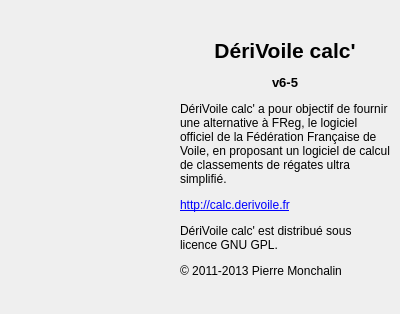
Old version of the form src/FenPropos.ui in the repository piero-la-lune/DeriVoile-calc.
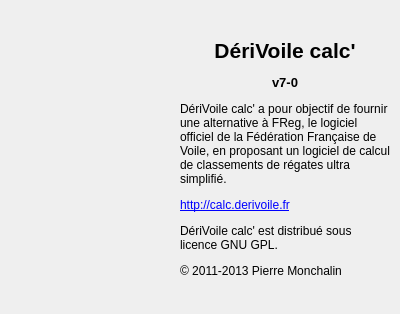
New version of the form. Icons and pictures are not drawn.

The edit to the form file:
```diff
--- a/src/FenPropos.ui
+++ b/src/FenPropos.ui
@@ -39,7 +39,7 @@
     </rect>
    </property>
    <property name="text">
-    <string>&lt;html&gt;&lt;head/&gt;&lt;body&gt;&lt;p align=&quot;center&quot;&gt;&lt;span style=&quot; font-size:16pt; font-weight:600;&quot;&gt;DériVoile calc'&lt;/span&gt;&lt;/p&gt;&lt;p align=&quot;center&quot;&gt;&lt;span style=&quot; font-size:10pt; font-weight:600;&quot;&gt;v6-5&lt;/span&gt;&lt;/p&gt;&lt;p&gt;DériVoile calc' a pour objectif de fournir une alternative à FReg, le logiciel officiel de la Fédération Française de Voile, en proposant un logiciel de calcul de classements de régates ultra simplifié.&lt;/p&gt;&lt;p&gt;&lt;a href=&quot;http://calc.derivoile.fr&quot;&gt;&lt;span style=&quot; text-decoration: underline; color:#0000ff;&quot;&gt;http://calc.derivoile.fr&lt;/span&gt;&lt;/a&gt;&lt;/p&gt;&lt;p&gt;DériVoile calc' est distribué sous licence GNU GPL.&lt;/p&gt;&lt;p&gt;© 2011-2013 Pierre Monchalin&lt;/p&gt;&lt;/body&gt;&lt;/html&gt;</string>
+    <string>&lt;html&gt;&lt;head/&gt;&lt;body&gt;&lt;p align=&quot;center&quot;&gt;&lt;span style=&quot; font-size:16pt; font-weight:600;&quot;&gt;DériVoile calc'&lt;/span&gt;&lt;/p&gt;&lt;p align=&quot;center&quot;&gt;&lt;span style=&quot; font-size:10pt; font-weight:600;&quot;&gt;v7-0&lt;/span&gt;&lt;/p&gt;&lt;p&gt;DériVoile calc' a pour objectif de fournir une alternative à FReg, le logiciel officiel de la Fédération Française de Voile, en proposant un logiciel de calcul de classements de régates ultra simplifié.&lt;/p&gt;&lt;p&gt;&lt;a href=&quot;http://calc.derivoile.fr&quot;&gt;&lt;span style=&quot; text-decoration: underline; color:#0000ff;&quot;&gt;http://calc.derivoile.fr&lt;/span&gt;&lt;/a&gt;&lt;/p&gt;&lt;p&gt;DériVoile calc' est distribué sous licence GNU GPL.&lt;/p&gt;&lt;p&gt;© 2011-2013 Pierre Monchalin&lt;/p&gt;&lt;/body&gt;&lt;/html&gt;</string>
    </property>
    <property name="wordWrap">
     <bool>true</bool>
```
